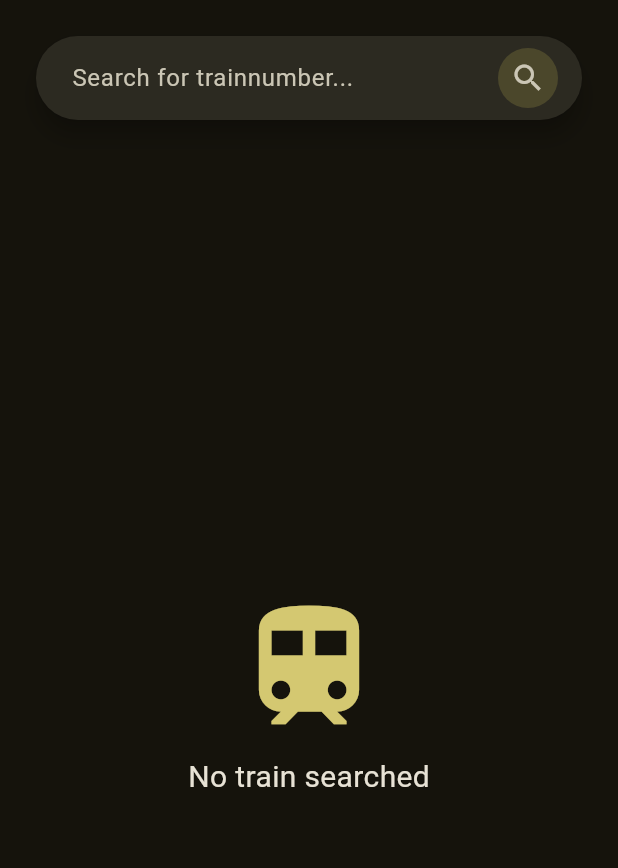
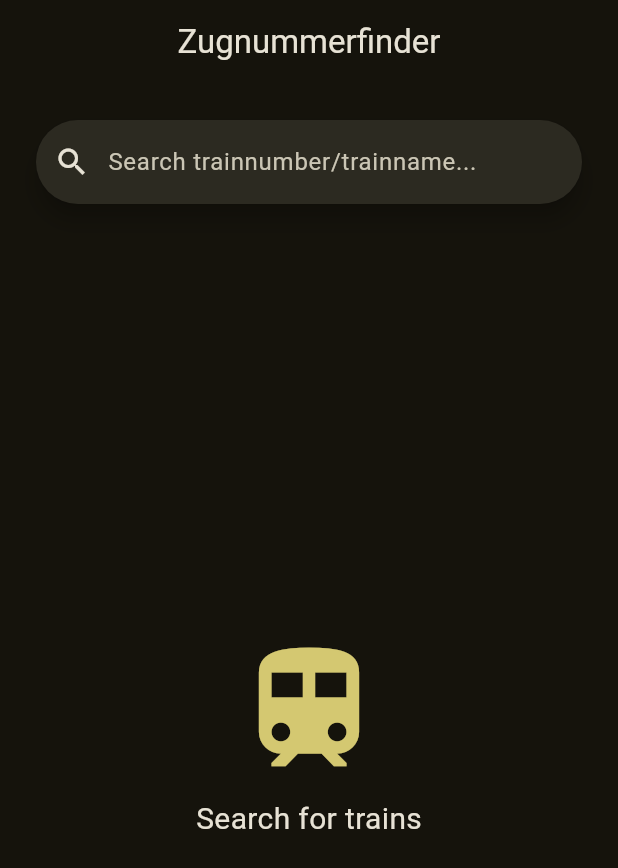
Before and after one commit to bxsti-dev/Zugnummerfinder, a Flutter app: the screen it shows after launch, on a phone screen of 412 x 824 dp. Shown: the top 868 px of the screen. Run offline on Flutter 3.47's test engine with Material 3 defaults, Android fonts, the light colour scheme and no system bars.

Commit message:
added search functions

```diff
--- a/lib/main.dart
+++ b/lib/main.dart
@@ -1,5 +1,4 @@
 import 'dart:convert';
-
 import 'package:flutter/material.dart';
 import 'package:flutter/services.dart' show rootBundle;
 
@@ -16,6 +15,7 @@ class MyApp extends StatelessWidget {
         theme: ThemeData(
           useMaterial3: true,
           colorScheme: ColorScheme.fromSeed(seedColor: Colors.yellow, brightness: Brightness.dark),
+          //textTheme: TextTheme(bodyMedium: TextStyle(color: Colors.yellow.shade100))
         ),
       debugShowCheckedModeBanner: false,
     );
@@ -29,11 +29,77 @@ class Home extends StatefulWidget {
 }
 class _HomeState extends State<Home> {
   Map data = {};
+  bool hasResult = false;
+  String? name;
+  int? minNumber;
+  int? maxNumber;
+  String? yearBuilt;
+  int? retired;
+  String? type;
 
   loadData()async{ //Future<void> loadData() async {}
     data = json.decode(await rootBundle.loadString("assets/traindata.json"));
   }
 
+  setData(int i){
+    setState(() {
+      hasResult = true;
+      name = data.keys.elementAt(i);
+      minNumber = data.values.elementAt(i)["min"];
+      maxNumber = data.values.elementAt(i)["max"];
+      yearBuilt = data.values.elementAt(i)["year_built"];
+      retired = data.values.elementAt(i)["retired"];
+      type = data.values.elementAt(i)["type"];
+    });
+  }
+
+  searchData(value, bool number){
+    for(int i = 0;i<data.keys.length;i++){
+
+      if(number == true){
+        if(value >= data.values.elementAt(i)["min"] && value <= data.values.elementAt(i)["max"]){
+          setData(i);
+          break;
+        }else{
+          if(i == data.keys.length-1){
+            setState(() {
+              hasResult = false;
+            });
+          }
+        }
+      }
+
+      if(number == false){
+        if(value == data.keys.elementAt(i)){
+          setData(i);
+          break;
+        }else{
+          if(i == data.keys.length-1){
+            setState(() {
+              hasResult = false;
+            });
+          }
+        }
+      }
+
+    }
+  }
+
+  searchbarUpdate(String value){
+    if(value != "" && value.length >= 3){
+
+      if(int.tryParse(value) != null){ // only number
+        searchData(int.parse(value), true);
+      }else{                           // with letters
+        searchData(value.trim().toUpperCase(), false);
+      }
+
+    }else{
+      setState(() {
+        hasResult = false;
+      });
+    }
+  }
 
   @override
   void initState() {
@@ -43,35 +109,71 @@ class _HomeState extends State<Home> {
   @override
   Widget build(BuildContext context) {
     return Scaffold(
+      appBar: AppBar(title: Text("Zugnummerfinder"), centerTitle: true),
 
       body: Center(
         child: Column(
           children: [
 
+            /// SEARCHBAR ///
             Align(
               alignment: AlignmentGeometry.topCenter,
               child: Padding(padding: const EdgeInsets.all(24.0),
                 child: SearchBar(
-                  hintText: "Search for trainnumber...",
-                  //leading: Icon(Icons.manage_search),
+                  hintText: "Search trainnumber/trainname...",
+                  leading: Icon(Icons.search),
                   padding: WidgetStatePropertyAll(EdgeInsetsGeometry.only(left: 12, right: 12)),
-                  trailing: [IconButton.filledTonal(onPressed: (){}, icon: Icon(Icons.search))],
+                  onChanged: (value) {
+                    searchbarUpdate(value);
+                  },
                 ),
               )
             ),
 
-            Expanded(
+
+            /// RESULT WIDGET ///
+            hasResult ? Padding(
+              padding: const EdgeInsets.only(left: 50, right: 50, top: 20, bottom: 20),
+              child: Column(
+                mainAxisAlignment: MainAxisAlignment.center,
+                spacing: 8,
+                children: [
+                  Text("$name",                     style: TextStyle(fontSize: 50, fontWeight: FontWeight.bold)),
+                  Text("($minNumber - $maxNumber)", style: TextStyle(fontSize: 20, fontWeight: FontWeight.normal)),
+                  Padding(padding: EdgeInsetsGeometry.all(20)),
+
+                  Row(mainAxisAlignment: MainAxisAlignment.spaceBetween,children: [
+                    Text("Year built:", style: TextStyle(fontWeight: FontWeight.bold)),
+                    Text("$yearBuilt")
+                  ]),
+
+                  Divider(),
+
+                  Row(mainAxisAlignment: MainAxisAlignment.spaceBetween,children: [
+                    Text("Retired:", style: TextStyle(fontWeight: FontWeight.bold)),
+                    retired == null ? Text("No") : Text("$retired")
+                  ]),
+
+                  type != null ? Divider():Container(),
+
+                  type != null ? Row(mainAxisAlignment: MainAxisAlignment.spaceBetween,children: [
+                    Text("Type:", style: TextStyle(fontWeight: FontWeight.bold)),
+                    Text("$type")
+                  ]):Container(),
+                ]
+              ),
+            )
+
+
+            /// NOT SEARCHED PLACEHOLDER ///
+            : Expanded(
               child: Center(
                 child: Column(
                   mainAxisAlignment: MainAxisAlignment.center,
                   spacing: 8,
                   children: [
-                    Icon(
-                      Icons.train,
-                      size: 100,
-                      color: ColorScheme.of(context).primary,
-                    ),
-                    Text("No train searched", style: TextStyle(fontSize: 20))
+                    Icon(Icons.train, size: 100, color: ColorScheme.of(context).primary),
+                    Text("Search for trains", style: TextStyle(fontSize: 20))
                   ],
                 )
               ),
```
